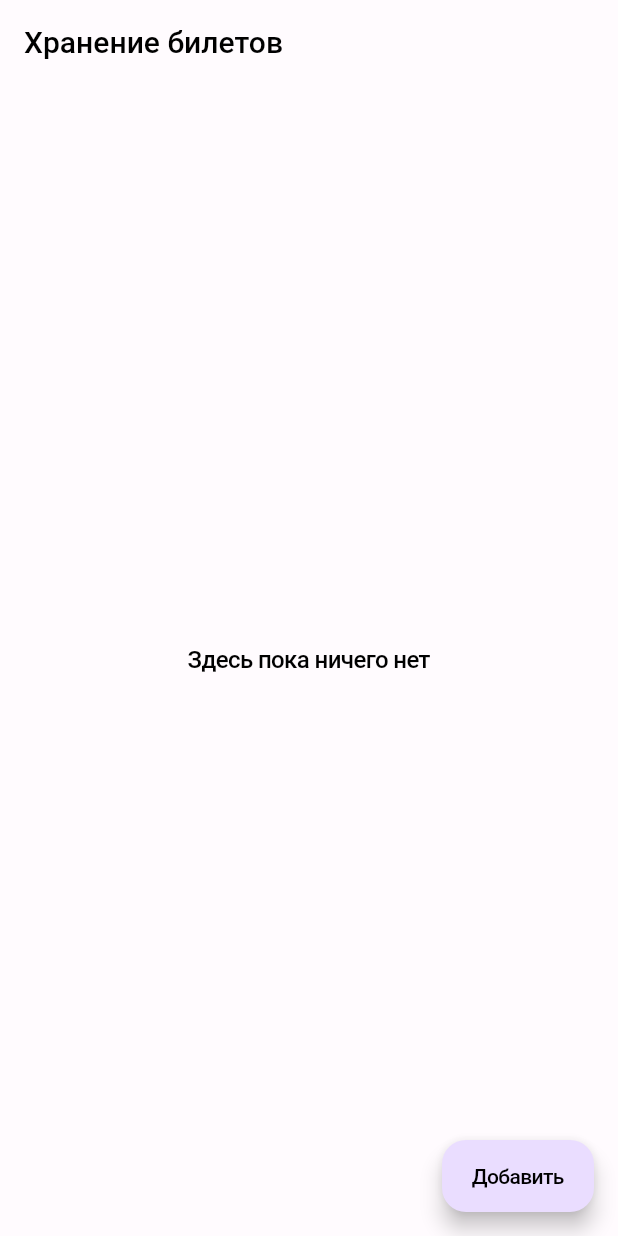
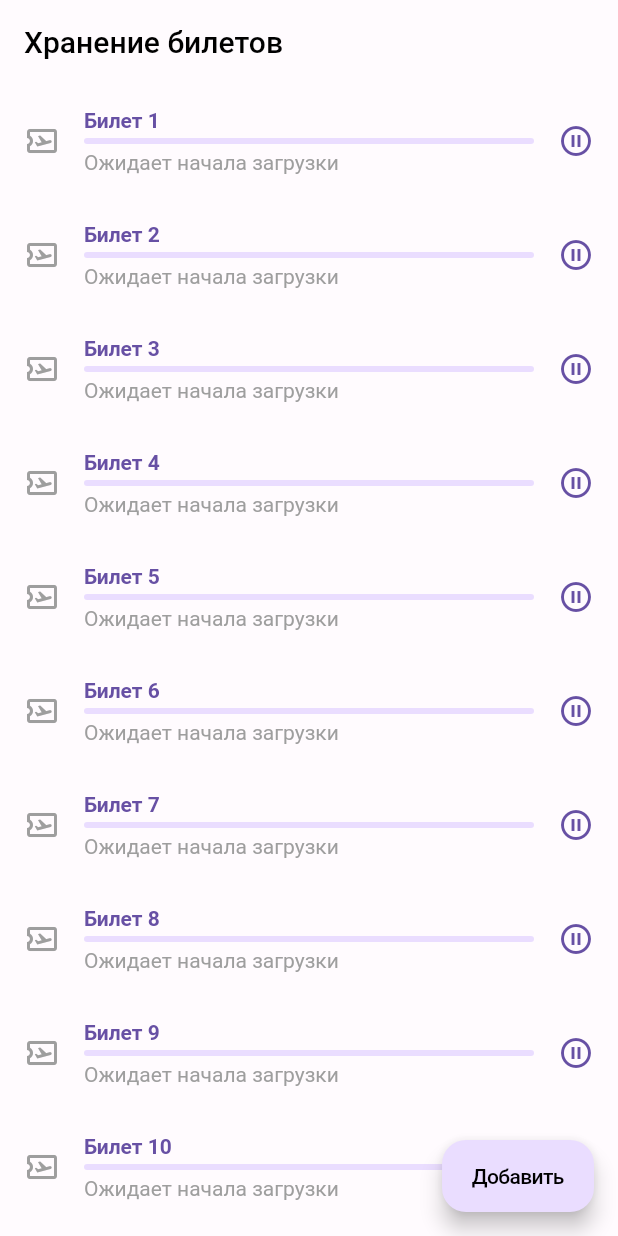
Before and after one commit to surfstudio/surf-flutter-study-jam-2023, a Flutter app: the screen it shows after launch, on a phone screen of 412 x 824 dp. Run offline on Flutter 3.47's test engine with Material 2 defaults, Android fonts, the phone set to English and light mode, and no system bars; generated files the repository leaves out were written again.

Commit message:
Добавил виджет билета

```diff
--- /dev/null
+++ b/lib/core/constants/app_icons.dart
@@ -0,0 +1,24 @@
+import 'package:flutter/material.dart';
+import 'package:surf_flutter_study_jam_2023/core/constants/app_colors.dart';
+
+abstract class AppIcons {
+  static const airplaneTicket = Icon(
+    Icons.airplane_ticket_outlined,
+    color: Colors.grey,
+  );
+
+  static const train = Icon(
+    Icons.directions_subway_outlined,
+    color: Colors.grey,
+  );
+
+  static const pause = Icon(
+    Icons.pause_circle_outline,
+    color: AppColors.royalPurple,
+  );
+
+  static const cloudDone = Icon(
+    Icons.cloud_done,
+    color: AppColors.royalPurple,
+  );
+}
--- a/lib/core/constants/app_sizes.dart
+++ b/lib/core/constants/app_sizes.dart
@@ -14,6 +14,9 @@ abstract class AppSizes {
   static const p40 = 40.0;
   static const p50 = 50.0;
 
+  static const gapW16 = SizedBox(width: AppSizes.p16);
+
+  static const gapH4 = SizedBox(height: AppSizes.p4);
   static const gapH24 = SizedBox(height: AppSizes.p24);
   static const gapH40 = SizedBox(height: AppSizes.p40);
 
@@ -22,6 +25,8 @@ abstract class AppSizes {
   static const roundedRectangleBorder16 = RoundedRectangleBorder(
     borderRadius: borderRadius16,
   );
+
+  static const edgeAll16 = EdgeInsets.all(AppSizes.p16);
 
   static const edgeSymmetricV16H32 = EdgeInsets.symmetric(
     vertical: AppSizes.p16,
--- a/lib/core/l10n/app_ru.arb
+++ b/lib/core/l10n/app_ru.arb
@@ -3,5 +3,8 @@
     "noAvailableData": "Здесь пока ничего нет",
     "add": "Добавить",
     "enterTheUrl": "Введите url",
-    "enterTheCorrectUrl": "Введите корректный url"
+    "enterTheCorrectUrl": "Введите корректный url",
+    "waitingForTheDownloadToStart": "Ожидает начала загрузки",
+    "fileUploaded": "Файл загружен",
+    "ticket": "Билет"
 }
--- a/lib/core/theme/app_text_styles.dart
+++ b/lib/core/theme/app_text_styles.dart
@@ -21,4 +21,13 @@ class AppTextStyle {
   static const labelButton = TextStyle(
     color: AppColors.grey,
   );
+
+  static const ticketTitle = TextStyle(
+    color: AppColors.royalPurple,
+    fontWeight: FontWeight.w600,
+  );
+
+  static const ticketDesc = TextStyle(
+    color: AppColors.grey,
+  );
 }
--- a/lib/features/ticket_storage/ticket_storage_page.dart
+++ b/lib/features/ticket_storage/ticket_storage_page.dart
@@ -1,7 +1,11 @@
 import 'package:flutter/material.dart';
 import 'package:flutter_gen/gen_l10n/app_localizations.dart';
+import 'package:surf_flutter_study_jam_2023/core/constants/app_colors.dart';
+import 'package:surf_flutter_study_jam_2023/core/constants/app_icons.dart';
+import 'package:surf_flutter_study_jam_2023/core/constants/app_sizes.dart';
 import 'package:surf_flutter_study_jam_2023/core/theme/app_text_styles.dart';
 import 'package:surf_flutter_study_jam_2023/features/ticket_storage/widgets/add_ticket_button_widget.dart';
+import 'package:surf_flutter_study_jam_2023/features/ticket_storage/widgets/tickets_list_placeholder_widget.dart';
 
 /// Экран “Хранения билетов”.
 class TicketStoragePage extends StatelessWidget {
@@ -19,11 +23,45 @@ class TicketStoragePage extends StatelessWidget {
         ),
       ),
       floatingActionButton: const AddTicketButtonWidget(),
-      body: Center(
-        child: Text(
-          AppLocalizations.of(context)!.noAvailableData,
-          style: AppTextStyle.bodyText,
-        ),
+      // body: const TicketsListPlaceholderWidget(),
+      body: ListView.builder(
+        itemCount: 10,
+        itemBuilder: (context, index) => Container(
+            padding: AppSizes.edgeAll16,
+            child: Row(
+              children: [
+                AppIcons.airplaneTicket,
+                AppSizes.gapW16,
+                Expanded(
+                  child: Column(
+                    crossAxisAlignment: CrossAxisAlignment.start,
+                    children: [
+                      Text(
+                        '${AppLocalizations.of(context)!.ticket} ${index + 1}',
+                        style: AppTextStyle.ticketTitle,
+                      ),
+                      AppSizes.gapH4,
+                      Container(
+                        height: AppSizes.p4,
+                        // width: 100,
+                        decoration: BoxDecoration(
+                          color: AppColors.lavender,
+                          borderRadius: BorderRadius.circular(AppSizes.p16),
+                        ),
+                      ),
+                      AppSizes.gapH4,
+                      Text(
+                        AppLocalizations.of(context)!
+                            .waitingForTheDownloadToStart,
+                        style: AppTextStyle.ticketDesc,
+                      ),
+                    ],
+                  ),
+                ),
+                AppSizes.gapW16,
+                AppIcons.pause,
+              ],
+            )),
       ),
     );
   }
```
